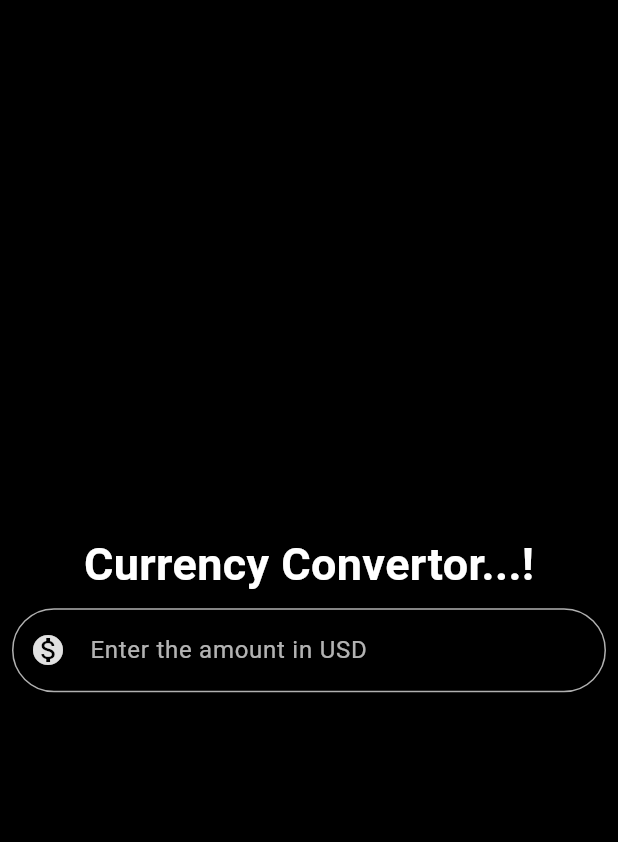
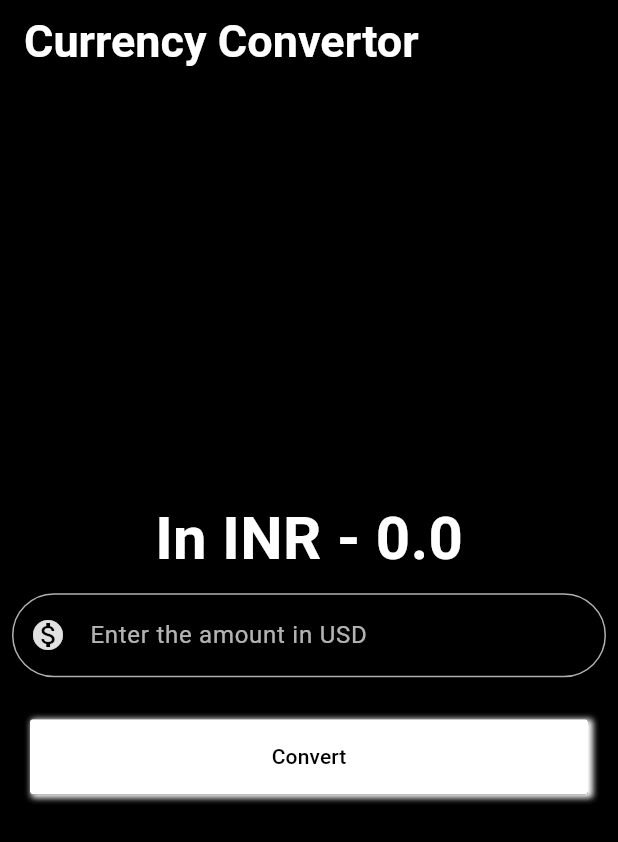
Before and after one commit to R-Mohammed-Hasan/currency-convertor, a Flutter app: the screen it shows after launch, on a phone screen of 412 x 824 dp. Shown: the top 842 px of the screen. Run offline on Flutter 3.47's test engine with Material 3 defaults, Android fonts, the phone set to English and light mode, and no system bars.

Commit message:
Added conversion functionality using States

```diff
--- /dev/null
+++ b/lib/components/custom_button.dart
@@ -0,0 +1,48 @@
+import 'package:flutter/material.dart';
+
+class CustomButton extends StatelessWidget {
+  final String text;
+  final Color color;
+  final Color shadowColor;
+  final ButtonStyle style;
+  final VoidCallback? onPressed;
+
+  const CustomButton({
+    super.key,
+    required this.text,
+    this.style = const ButtonStyle(
+      foregroundColor: MaterialStatePropertyAll(Colors.black),
+      backgroundColor: MaterialStatePropertyAll(Colors.white),
+    ),
+    this.color = Colors.black,
+    this.shadowColor = Colors.white,
+    this.onPressed,
+  });
+
+  @override
+  Widget build(BuildContext context) {
+    return GestureDetector(
+      child: Container(
+        width: double.infinity,
+        height: 50,
+        decoration: BoxDecoration(
+          color: color,
+          borderRadius: BorderRadius.circular(2),
+          boxShadow: [
+            BoxShadow(
+              color: shadowColor,
+              spreadRadius: 1,
+              blurRadius: 3,
+              offset: const Offset(2, 1),
+            ),
+          ],
+        ),
+        child: TextButton(
+          onPressed: onPressed ?? () {},
+          style: style,
+          child: const Text("Convert"),
+        ),
+      ),
+    );
+  }
+}
--- a/lib/currency_convertor.dart
+++ b/lib/currency_convertor.dart
@@ -1,30 +1,55 @@
+import 'package:currency_convertor/components/custom_button.dart';
 import 'package:flutter/material.dart';
 
-class CurrencyConvertorMaterialApp extends StatelessWidget {
+class CurrencyConvertorMaterialApp extends StatefulWidget {
   const CurrencyConvertorMaterialApp({super.key});
 
   @override
+  State<StatefulWidget> createState() {
+    return _CurrencyConvertorMaterialAppState();
+  }
+}
+
+class _CurrencyConvertorMaterialAppState
+    extends State<CurrencyConvertorMaterialApp> {
+  double result = 0;
+  final TextEditingController textEditingController = TextEditingController();
+
+  @override
   Widget build(BuildContext context) {
-    return const Scaffold(
+    return Scaffold(
+      appBar: AppBar(
+        backgroundColor: Colors.black,
+        elevation: 0,
+        title: const Text(
+          'Currency Convertor',
+          style: TextStyle(
+            fontSize: 30,
+            color: Colors.white,
+            fontWeight: FontWeight.bold,
+          ),
+        ),
+      ),
       backgroundColor: Colors.black,
       body: Center(
           child: Column(
         mainAxisAlignment: MainAxisAlignment.center,
         children: [
           Text(
-            'Currency Convertor...!',
-            style: TextStyle(
-              fontSize: 30,
+            'In INR - $result',
+            style: const TextStyle(
+              fontSize: 40,
               color: Colors.white,
               fontWeight: FontWeight.bold,
               // color: Color.fromARGB(255, 48, 44, 255),
             ),
           ),
           Padding(
-            padding: EdgeInsets.all(8.0),
+            padding: const EdgeInsets.all(8.0),
             child: TextField(
+              controller: textEditingController,
               cursorColor: Colors.white,
-              decoration: InputDecoration(
+              decoration: const InputDecoration(
                 enabledBorder: OutlineInputBorder(
                   borderSide: BorderSide(
                     color: Color.fromARGB(176, 255, 255, 255),
@@ -49,12 +74,38 @@ class CurrencyConvertorMaterialApp extends StatelessWidget {
                   color: Color.fromARGB(255, 225, 225, 225),
                 ),
               ),
-              style: TextStyle(
+              style: const TextStyle(
                 color: Color.fromARGB(255, 255, 255, 255),
               ),
-              keyboardType: TextInputType.numberWithOptions(decimal: true),
+              keyboardType:
+                  const TextInputType.numberWithOptions(decimal: true),
             ),
           ),
+          Padding(
+            padding: const EdgeInsets.all(20.0),
+            child: CustomButton(
+              onPressed: () {
+                setState(() {
+                  result = double.parse(textEditingController.text) * 81;
+                  print(result);
+                });
+              },
+              text: 'Convert',
+              shadowColor: Colors.white,
+              style: ButtonStyle(
+                foregroundColor: const MaterialStatePropertyAll(Colors.black),
+                backgroundColor: const MaterialStatePropertyAll(Colors.white),
+                minimumSize: const MaterialStatePropertyAll(
+                  Size(double.infinity, 50),
+                ),
+                shape: MaterialStatePropertyAll(
+                  RoundedRectangleBorder(
+                    borderRadius: BorderRadius.circular(2),
+                  ),
+                ),
+              ),
+            ),
+          )
         ],
       )),
     );
```
